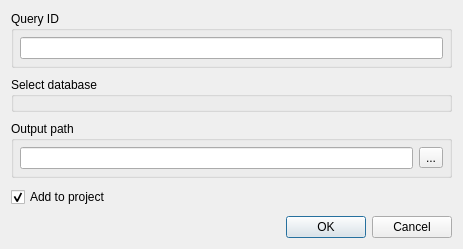
violethaze74/ugene, file src/plugins/external_tool_support/src/blast_plus/BlastDBCmdDialog.ui: the form before one commit.
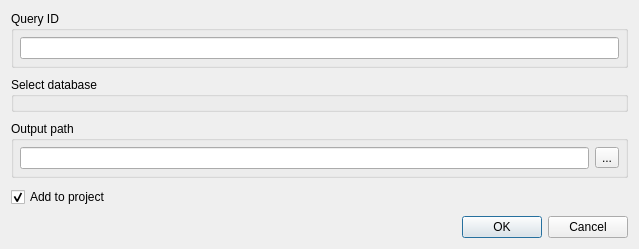
The form after the commit.

```diff
--- a/src/plugins/external_tool_support/src/blast_plus/BlastDBCmdDialog.ui
+++ b/src/plugins/external_tool_support/src/blast_plus/BlastDBCmdDialog.ui
@@ -6,8 +6,8 @@
    <rect>
     <x>0</x>
     <y>0</y>
-    <width>463</width>
-    <height>214</height>
+    <width>639</width>
+    <height>273</height>
    </rect>
   </property>
   <property name="sizePolicy">
```
